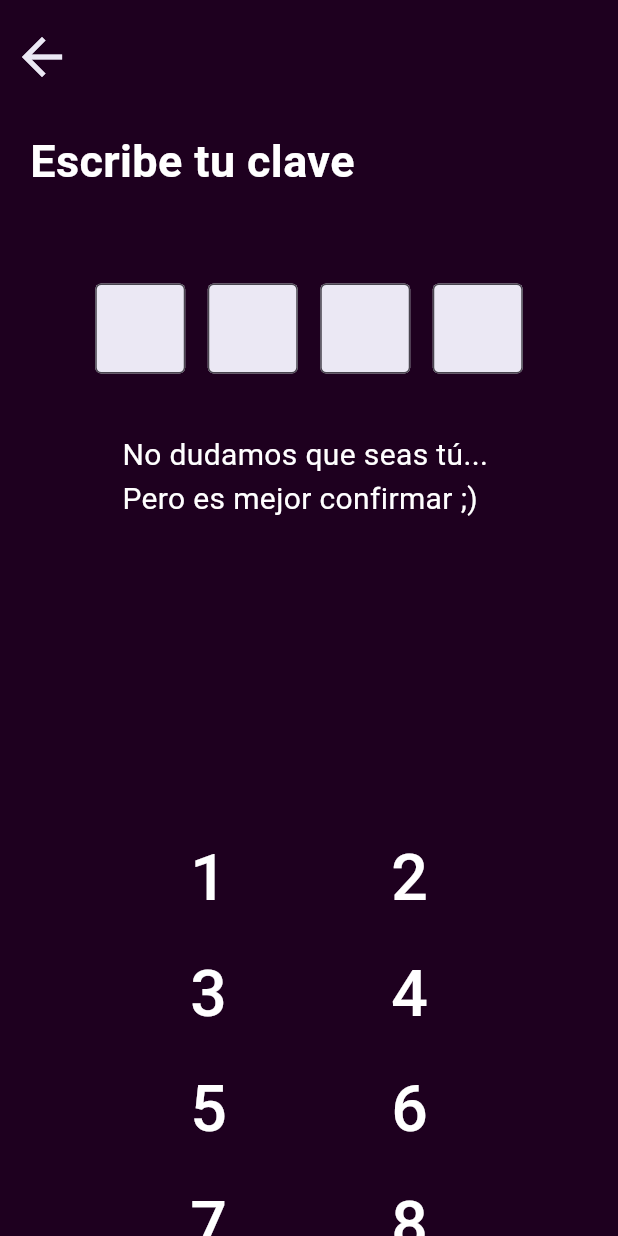
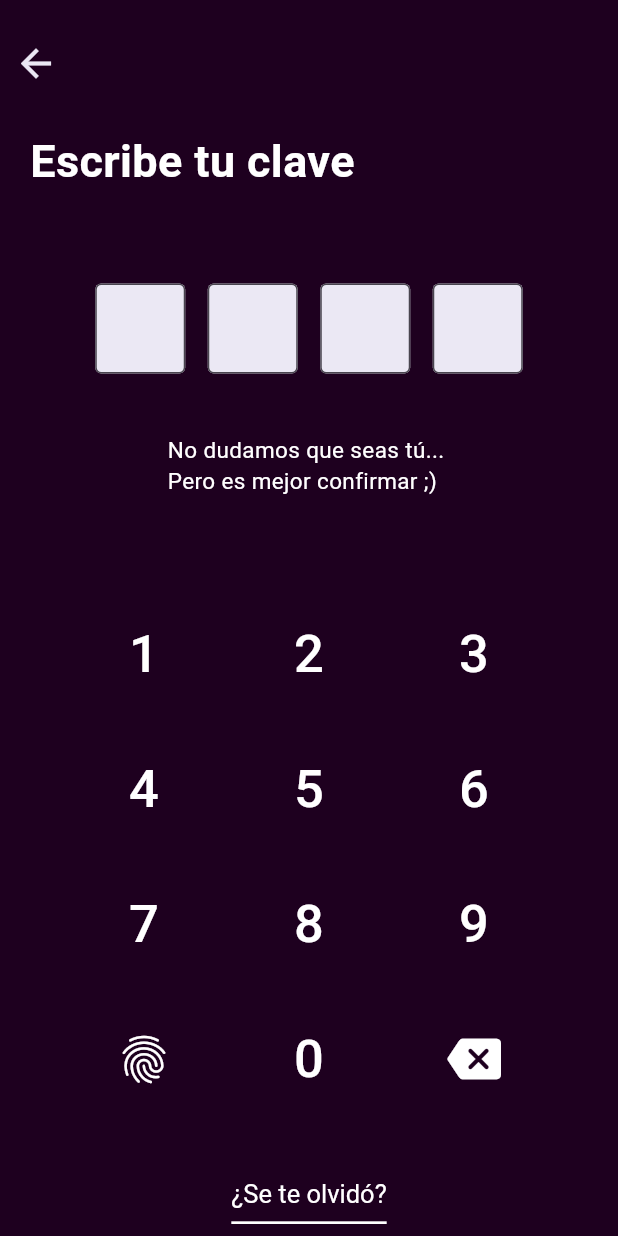
Before and after one commit to RepIngSE/Flutter-Projects, a Flutter app: the NequiClave screen opened directly, on a phone screen of 412 x 824 dp. Run offline on Flutter 3.47's test engine with Material 3 defaults, Android fonts, the phone set to English and light mode, and no system bars; our stand-ins replace font_awesome_flutter, ionicons; Roboto replaces fonts that are missing (TempusSansITC).

```diff
--- a/Nequi/lib/Screen_Initial/Initial.dart
+++ b/Nequi/lib/Screen_Initial/Initial.dart
@@ -27,7 +27,8 @@ class _InitialPageState extends State<InitialPage> {
   Widget build(BuildContext context) {
     return Scaffold(
       backgroundColor: const Color.fromARGB(255, 255, 255, 255),
-      body: Stack(
+      body: SafeArea(
+        child: Stack(
         children: [
           // Hexágonos rotados (fuera del ScrollView)
           Positioned(
@@ -256,6 +257,7 @@ class _InitialPageState extends State<InitialPage> {
           ),
         ],
       ),
+      )
     );
   }
 }
--- a/Nequi/lib/Screen_Password/Password.dart
+++ b/Nequi/lib/Screen_Password/Password.dart
@@ -19,7 +19,7 @@ class _Nequi extends State<NequiClave> {
 
   @override
   void initState() {
-    super.initState(); // Variables para leer los TextField
+    super.initState();
     txtClave1.addListener(() {});
     txtClave2.addListener(() {});
     txtClave3.addListener(() {});
@@ -28,12 +28,7 @@ class _Nequi extends State<NequiClave> {
 
   void _actualizarIntentos(int nuevosIntentos) {
     setState(() {
-      if (nuevosIntentos <= 0) {
-        // Si intentos es 0 o menos, reiniciar a 3
-        intentos = 3;
-      } else {
-        intentos = nuevosIntentos;
-      }
+      intentos = nuevosIntentos <= 0 ? 3 : nuevosIntentos;
     });
   }
 
@@ -41,25 +36,29 @@ class _Nequi extends State<NequiClave> {
   Widget build(BuildContext context) {
     return Scaffold(
       backgroundColor: const Color(0xFF1E001F),
-      body: SingleChildScrollView(
-        scrollDirection: Axis.vertical, // Permite desplazamiento vertical
+      body: LayoutBuilder(
+        builder: (context, constraints) {
+          return SingleChildScrollView(
+            child: ConstrainedBox(
+              constraints: BoxConstraints(minHeight: constraints.maxHeight),
               child: Column(
+                mainAxisAlignment: MainAxisAlignment.center,
                 children: [
                   const SizedBox(height: 10),
-            InkWell( // Icono de la flecha
+                  InkWell(
                     child: Align(
                       alignment: Alignment.topLeft,
                       child: IconButton(
                         onPressed: () {
-                    Navigator.pop(context); // Volver a la página anterior
+                          Navigator.pop(context);
                         },
                         icon: const Icon(Icons.arrow_back),
                         color: const Color.fromRGBO(235, 232, 244, 1),
-                  iconSize: 40,
+                        iconSize: 30,
                       ),
                     ),
                   ),
-            const InkWell( // Texto de 'Escribe tu clave'
+                  const InkWell(
                     child: Align(
                       alignment: Alignment.topLeft,
                       child: Padding(
@@ -76,9 +75,7 @@ class _Nequi extends State<NequiClave> {
                     ),
                   ),
                   const SizedBox(height: 40),
-            SingleChildScrollView(
-              scrollDirection: Axis.horizontal, // Permite desplazamiento horizontal
-              child: Row(
+                  Row(
                     mainAxisAlignment: MainAxisAlignment.center,
                     children: [
                       builderTextField(txtClave1), // TextField cuadro 1
@@ -90,62 +87,62 @@ class _Nequi extends State<NequiClave> {
                       builderTextField(txtClave4), // TextField cuadro 4
                     ],
                   ),
-            ),
                   const SizedBox(height: 40),
                   const Text(
                     "No dudamos que seas tú... \nPero es mejor confirmar ;)",
                     style: TextStyle(
-                fontSize: 20,
+                      fontSize: 15,
                       color: Colors.white,
                     ),
                   ),
-            const SizedBox(height: 180),
+                  const SizedBox(height: 40),
                   buttons(),
-            const SizedBox(height: 30),
+                  const SizedBox(height: 15),
                   Stack(
                     children: [
-                // Subrayado grueso
                       Positioned(
                         bottom: 0,
                         left: 0,
                         right: 0,
                         child: Container(
-                    height: 1.8, // Grosor del subrayado
-                    color: Colors.white, // Color del subrayado
+                          height: 1.8,
+                          color: Colors.white,
                         ),
                       ),
-                // Texto
                       RichText(
                         text: const TextSpan(
                           text: '¿Se te olvidó?',
                           style: TextStyle(
-                      fontSize: 20,
+                            fontSize: 17,
                             color: Colors.white,
                           ),
                         ),
                       ),
+                      SizedBox(height: 30,)
                     ],
                   ),
-            SizedBox(height: 40)
                 ],
               ),
+            ),
+          );
+        },
       ),
     );
   }
 
   Widget builderTextField(TextEditingController controller) {
-    return SizedBox( // Cuadro 2
+    return SizedBox(
       width: 60,
       height: 60,
       child: TextField(
         controller: controller,
-        obscureText: true, // Ocultar el texto del TextField
+        obscureText: true,
         textInputAction: TextInputAction.next,
         decoration: const InputDecoration(
           border: OutlineInputBorder(),
           filled: true,
-          fillColor: Color.fromRGBO(235, 232, 244, 1), // Colocar fondo al TextField
-          contentPadding: EdgeInsets.symmetric(vertical: 11.0), // Ajusta el padding vertical
+          fillColor: Color.fromRGBO(235, 232, 244, 1),
+          contentPadding: EdgeInsets.symmetric(vertical: 11.0),
         ),
         obscuringCharacter: '*',
         textAlign: TextAlign.center,
@@ -159,15 +156,18 @@ class _Nequi extends State<NequiClave> {
     );
   }
 
-  Widget buttons() { // Widget del teclado con los estilos en general
+  Widget buttons() {
     return SizedBox(
       width: 350,
       child: Padding(
         padding: const EdgeInsets.all(20),
-        child: Wrap(
-          spacing: 70,
-          crossAxisAlignment: WrapCrossAlignment.center,
-          alignment: WrapAlignment.center,
+        child: LayoutBuilder(
+          builder: (context, constraints) {
+            return GridView.count(
+              crossAxisCount: 3,
+              crossAxisSpacing: 20,
+              shrinkWrap: true,
+              physics: const NeverScrollableScrollPhysics(),
               children: [
                 buttonNum('1'),
                 buttonNum('2'),
@@ -178,7 +178,7 @@ class _Nequi extends State<NequiClave> {
                 buttonNum('7'),
                 buttonNum('8'),
                 buttonNum('9'),
-            IconButton( // Huella
+                IconButton(
                   onPressed: () {
                     showDialog(
                       context: context,
@@ -252,111 +252,92 @@ class _Nequi extends State<NequiClave> {
                       },
                     );
                   },
-              icon: Icon(Icons.fingerprint, color: Colors.white), // Icono de la huella del teclado
+                  icon: const Icon(Icons.fingerprint, color: Colors.white),
                   iconSize: 38,
                 ),
                 buttonNum('0'),
-            IconButton( // Tecla de borrado
+                IconButton(
                   onPressed: () {
-                if (txtClave4.text.length > 0) {
-                  txtClave4.text = (txtClave4.text.length > 0)
-                    ? (txtClave4.text.substring(0, txtClave4.text.length - 1))
-                    : "";
-                } else if (txtClave3.text.length > 0) {
-                  txtClave3.text = (txtClave3.text.length > 0)
-                    ? (txtClave3.text.substring(0, txtClave3.text.length - 1))
-                    : "";
-                } else if (txtClave2.text.length > 0) {
-                  txtClave2.text = (txtClave2.text.length > 0)
-                    ? (txtClave2.text.substring(0, txtClave2.text.length - 1))
-                    : "";
-                } else if (txtClave1.text.length > 0) {
-                  txtClave1.text = (txtClave1.text.length > 0)
-                    ? (txtClave1.text.substring(0, txtClave1.text.length - 1))
-                    : "";
-                }
+                    _borrarTexto();
                   },
                   icon: const Icon(Icons.backspace_rounded, color: Colors.white),
                   iconSize: 36,
                 ),
               ],
+            );
+          },
         ),
       ),
     );
   }
 
-  Widget buttonNum(String numTeclado) { // Widget de los números del teclado
+  Widget buttonNum(String numTeclado) {
     return TextButton(
       child: Text(
         numTeclado,
         style: const TextStyle(
-          fontSize: 43,
+          fontSize: 35,
           color: Colors.white,
           fontFamily: 'TempusSansITC',
         ),
       ),
       onPressed: () {
         setState(() {
-          if (txtClave1.text.length < 1) {
-            txtClave1.text = txtClave1.text + numTeclado;
-          } else if (txtClave2.text.length < 1) {
-            txtClave2.text = txtClave2.text + numTeclado;
-          } else if (txtClave3.text.length < 1) {
-            txtClave3.text = txtClave3.text + numTeclado;
-          } else if (txtClave4.text.length < 1) {
-            txtClave4.text = txtClave4.text + numTeclado;
+          if (txtClave1.text.isEmpty) {
+            txtClave1.text = numTeclado;
+          } else if (txtClave2.text.isEmpty) {
+            txtClave2.text = numTeclado;
+          } else if (txtClave3.text.isEmpty) {
+            txtClave3.text = numTeclado;
+          } else if (txtClave4.text.isEmpty) {
+            txtClave4.text = numTeclado;
             if (txtClave1.text == '1' &&
                 txtClave2.text == '2' &&
                 txtClave3.text == '3' &&
                 txtClave4.text == '4') {
-
-              Future.delayed(Duration(seconds: 1), () {
-                txtClave1.text = "";
-                txtClave2.text = "";
-                txtClave3.text = "";
-                txtClave4.text = "";
-                // Navegar a InitialPage sin rutas nombradas
+              Future.delayed(const Duration(seconds: 1), () {
+                txtClave1.clear();
+                txtClave2.clear();
+                txtClave3.clear();
+                txtClave4.clear();
                 Navigator.push(
                   context,
                   MaterialPageRoute(builder: (context) => InitialPage()),
                 );
-              }); // Redirecciona a la página de inicio
+              });
             } else {
-              _actualizarIntentos(intentos - 1); // Actualiza el número de intentos
-              SnackBar snackBar = SnackBar(
+              _actualizarIntentos(intentos - 1);
+              final snackBar = SnackBar(
                 content: Row(
                   children: [
-                    Icon(
+                    const Icon(
                       Icons.report_problem,
                       color: Color(0xFFFD8C9D),
                       size: 35,
                     ),
-                    SizedBox(width: 15),
+                    const SizedBox(width: 15),
                     Text(
-                      '¡Ups! Esa no es tu clave, tranqui. tienes $intentos \nintentos más',
-                      style: TextStyle(
+                      '¡Ups! Esa no es tu clave, tranqui. tienes \n$intentos intentos más',
+                      style: const TextStyle(
                         fontSize: 15,
                         color: Colors.black,
                       ),
                     ),
                   ],
                 ),
-                duration: Duration(seconds: 1), // Ajusta la duración aquí
+                duration: const Duration(seconds: 1),
                 backgroundColor: const Color(0xFFFF3E60),
                 dismissDirection: DismissDirection.up,
                 behavior: SnackBarBehavior.floating,
-                margin: EdgeInsets.only(
-                  bottom: 850,
-                  left: 10,
-                  right: 10,
-                ),
+                margin: const EdgeInsets.only(left: 10, right: 10),
               );
-              ScaffoldMessenger.of(context).showSnackBar(snackBar); // Muestra el SnackBar
-              Future.delayed(Duration(seconds: 1), () {
-                txtClave1.text = "";
-                txtClave2.text = "";
-                txtClave3.text = "";
-                txtClave4.text = "";
+              ScaffoldMessenger.of(context).showSnackBar(snackBar);
+
+              Future.delayed(const Duration(seconds: 1), () {
+                txtClave1.clear();
+                txtClave2.clear();
+                txtClave3.clear();
+                txtClave4.clear();
               });
             }
           }
@@ -364,4 +345,16 @@ class _Nequi extends State<NequiClave> {
       },
     );
   }
+
+  void _borrarTexto() {
+    if (txtClave4.text.isNotEmpty) {
+      txtClave4.clear();
+    } else if (txtClave3.text.isNotEmpty) {
+      txtClave3.clear();
+    } else if (txtClave2.text.isNotEmpty) {
+      txtClave2.clear();
+    } else if (txtClave1.text.isNotEmpty) {
+      txtClave1.clear();
     }
+  }
+}
```
Also changed, not shown: Nequi/pubspec.lock, 5 other files. Lines whose indentation alone changed are shown as unchanged.
